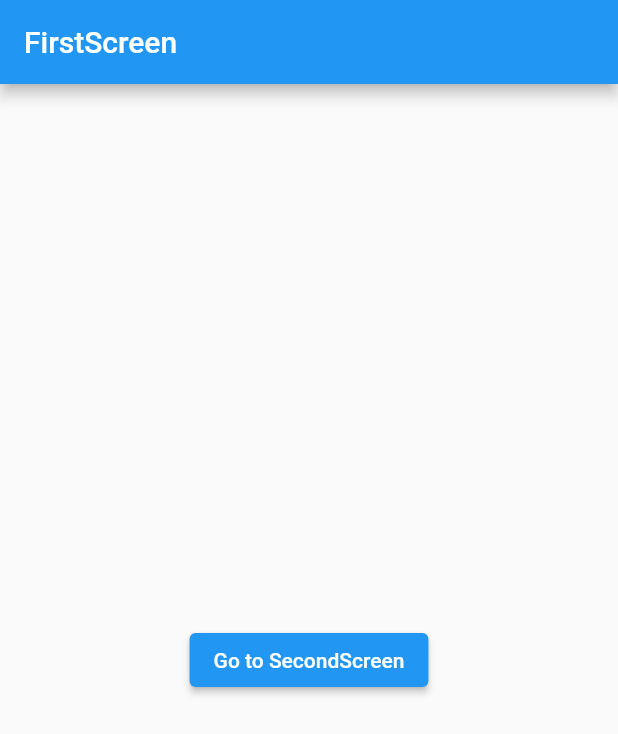
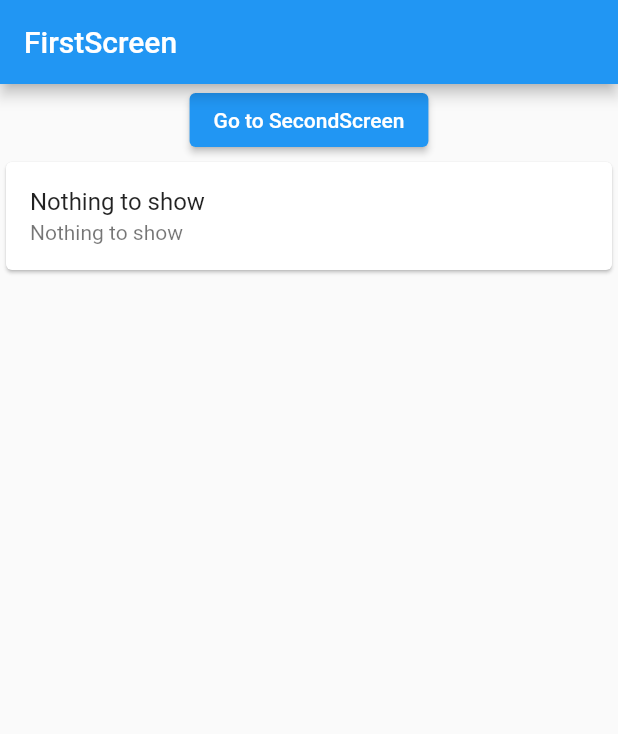
Before and after one commit to alexsit19/networking, a Flutter app: the screen it shows after launch, on a phone screen of 412 x 824 dp. Shown: the top 734 px of the screen. Run offline on Flutter 3.47's test engine with Material 2 defaults, Android fonts, the phone set to English and light mode, and no system bars; our stand-ins replace dio.

Commit message:
add FutureBuilder in secondscreen, change firstscreen to statefullwidget type

```diff
--- /dev/null
+++ b/lib/data/album.dart
@@ -0,0 +1,22 @@
+class Album {
+  final int userId;
+  final int id;
+  final String title;
+  final String body;
+
+  const Album({
+    required this.userId,
+    required this.id,
+    required this.title,
+    required this.body
+  });
+
+  factory Album.fromJson(Map<String, dynamic> json) {
+    return Album(
+      userId: json['userId'],
+      id: json['id'],
+      title: json['title'],
+      body: json['body']
+    );
+  }
+}
--- a/lib/navigation/rote_generator.dart
+++ b/lib/navigation/rote_generator.dart
@@ -4,13 +4,11 @@ import 'package:networking/screens/second_screen.dart';
 
 class RouteGenerator {
   static Route<dynamic> generateRoute(RouteSettings settings) {
-    final args = settings.arguments;
-
     switch (settings.name) {
       case '/':
-        return MaterialPageRoute(builder: (context) => FirstScreen());
+        return MaterialPageRoute(builder: (context) => const FirstScreen());
       case '/second':
-        return MaterialPageRoute(builder: (context) => SecondScreen());
+        return MaterialPageRoute(builder: (context) => const SecondScreen());
       default:
         return _errorRoute();
     }
--- a/lib/screens/first_screen.dart
+++ b/lib/screens/first_screen.dart
@@ -1,8 +1,18 @@
 import 'package:flutter/material.dart';
 import 'package:networking/navigation/app_routes.dart';
+import '../data/album.dart';
 
-class FirstScreen extends StatelessWidget {
+class FirstScreen extends StatefulWidget {
   const FirstScreen({Key? key}) : super(key: key);
+
+  @override
+  State<FirstScreen> createState() => _FirstScreenState();
+}
+
+class _FirstScreenState extends State<FirstScreen> {
+  Album? albumItem;
+  String titleText = "Nothing to show";
+  String bodyText = "Nothing to show";
 
   @override
   Widget build(BuildContext context) {
@@ -11,13 +21,38 @@ class FirstScreen extends StatelessWidget {
         title: const Text("FirstScreen"),
       ),
       body: Center(
-        child: ElevatedButton(
-          onPressed: () {
-            Navigator.of(context).pushNamed(AppRoutes.secondScreen);
-          },
-          child: const Text("Go to SecondScreen"),
+        child: Column(
+          crossAxisAlignment: CrossAxisAlignment.center,
+          children: [
+            ElevatedButton(
+              onPressed: () {
+                albumItem = _navigateAndGetData(context) as Album;
+              },
+              child: const Text("Go to SecondScreen"),
+            ),
+            Card(
+              child: ListTile(
+                title: Text(titleText),
+                subtitle: Text(bodyText),
+              ),
+            )
+          ],
         ),
       ),
     );
   }
+
+  void _navigateAndGetData(BuildContext context) async {
+    final result =
+        await Navigator.of(context).pushNamed(AppRoutes.secondScreen);
+    albumItem = result as Album;
+    updateTextData(albumItem);
+  }
+
+  void updateTextData(Album? albumItem) {
+    setState(() {
+      titleText = albumItem?.title ?? titleText;
+      bodyText = albumItem?.body ?? titleText;
+    });
+  }
 }
--- a/pubspec.yaml
+++ b/pubspec.yaml
@@ -27,6 +27,7 @@ environment:
 # the latest version available on pub.dev. To see which dependencies have newer
 # versions available, run `flutter pub outdated`.
 dependencies:
+  dio: ^4.0.4
   flutter:
     sdk: flutter
 
```
Also changed, not shown: lib/screens/second_screen.dart (+75 -2 lines), pubspec.lock.
